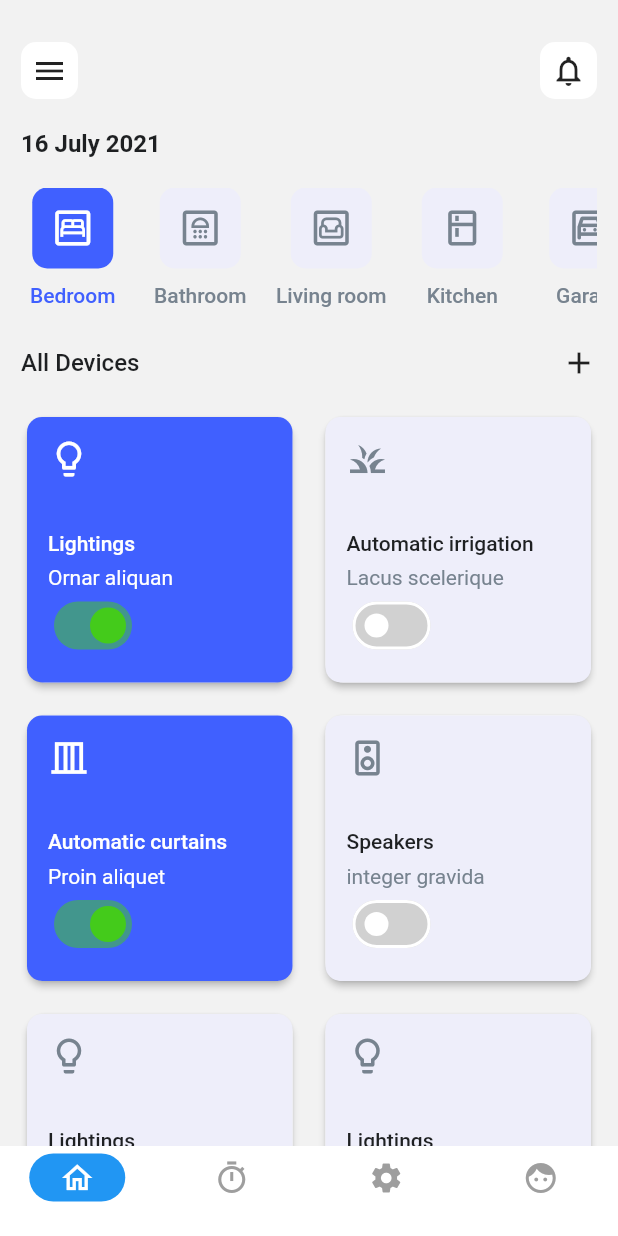
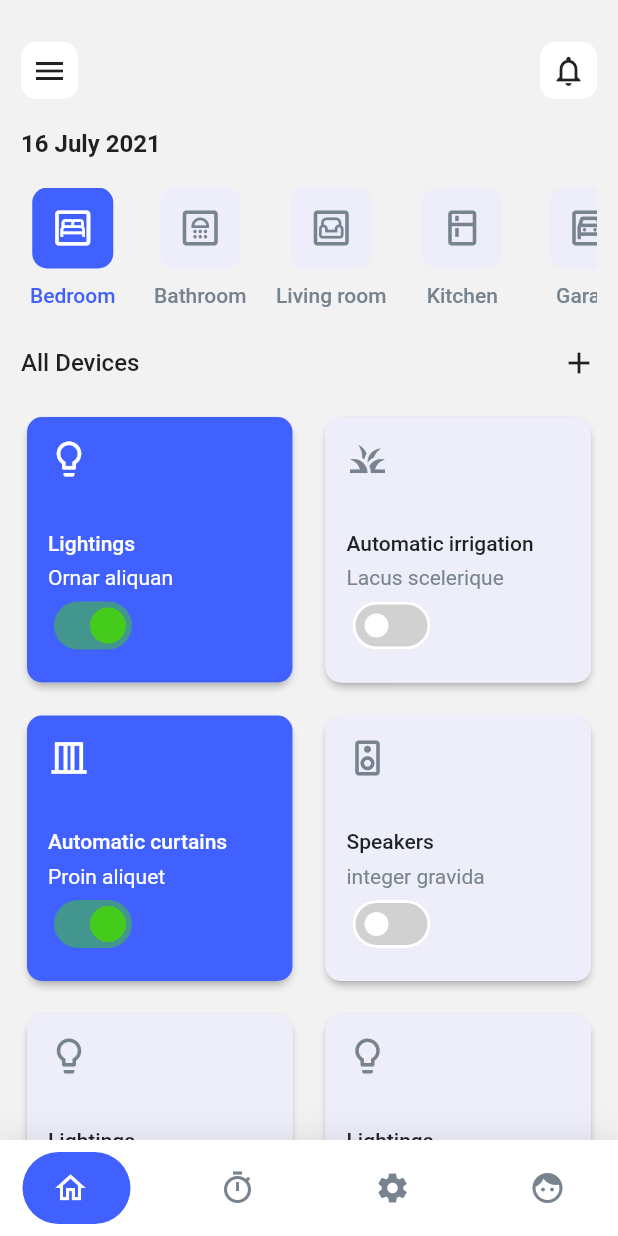
Before and after one commit to zam101/smart-home-app-only-ui, a Flutter app: the screen it shows after launch, on a phone screen of 412 x 824 dp. Run offline on Flutter 3.47's test engine with Material 2 defaults, Android fonts, the phone set to English and light mode, and no system bars; drawn by our look-alikes of google_nav_bar.

Commit message:
now i am using google nav bar package

```diff
--- a/lib/main.dart
+++ b/lib/main.dart
@@ -1,4 +1,5 @@
 import 'package:flutter/material.dart';
+import 'package:google_nav_bar/google_nav_bar.dart';
 import 'package:smarthome/constants.dart';
 import 'package:smarthome/pages/history_page.dart';
 import 'package:smarthome/pages/home_page.dart';
@@ -41,34 +42,56 @@ class _MainPageState extends State<MainPage> {
   Widget build(BuildContext context){
     return Scaffold(
       body:pages[selectedIndex],
-      bottomNavigationBar: NavigationBar(
+      bottomNavigationBar:Container(
+        decoration: BoxDecoration(
+          color: Colors.white,
+          boxShadow: [
+            BoxShadow(
+              blurRadius: 20,
+              color: Colors.black.withOpacity(.1),
+            )
+          ],
+        ),
+        child: SafeArea(
+          child: Padding(
+            padding: const EdgeInsets.symmetric(horizontal: 15.0, vertical: 8),
+            child: GNav(
+              rippleColor: Colors.grey[300]!,
+              hoverColor: Colors.grey[100]!,
+              gap: 8,
+              activeColor: Colors.white,
+              iconSize: 24,
+              padding: EdgeInsets.symmetric(horizontal: 20, vertical: 12),
+              duration: Duration(milliseconds: 400),
+              tabBackgroundColor: primaryColor,
+              color: secondaryTextColor,
+              tabs: [
+                GButton(
+                  icon:Icons.home_outlined ,
+                  //text: 'Home',
+                ),
+                GButton(
+                  icon: Icons.timer_outlined,
+                  //text: 'Likes',
+                ),
+                GButton(
+                  icon: Icons.settings,
+                  //text: 'Search',
+                ),
+                GButton(
+                  icon: Icons.face,
+                  //text: 'Profile',
+                ),
+              ],
               selectedIndex: selectedIndex,
-        onDestinationSelected: (index){
+              onTabChange: (index) {
                 setState(() {
                   selectedIndex = index;
                 });
               },
-        height:60,
-        backgroundColor: secondaryBgColor,
-        destinations: [
-          NavigationDestination(
-            icon: Icon(Icons.home_outlined,color:selectedIndex == 0? Colors.white :Colors.grey),
-            label: "",
             ),
-          NavigationDestination(
-            icon: Icon(Icons.timer_outlined,color:selectedIndex == 1? Colors.white :Colors.grey),
-            label: ""
           ),
-          NavigationDestination(
-            icon: Icon(Icons.settings,color:selectedIndex == 2? Colors.white :Colors.grey),
-            label: ""
         ),
-          NavigationDestination(
-            icon: Icon(Icons.face,color:selectedIndex == 3? Colors.white :Colors.grey),
-            label: ""
-          ),
-        ]
-
       ),
 
     );
--- a/pubspec.yaml
+++ b/pubspec.yaml
@@ -34,6 +34,7 @@ dependencies:
   # The following adds the Cupertino Icons font to your application.
   # Use with the CupertinoIcons class for iOS style icons.
   cupertino_icons: ^1.0.2
+  google_nav_bar: ^5.0.6
 
 dev_dependencies:
   flutter_test:
```
Also changed, not shown: pubspec.lock. Lines whose indentation alone changed are shown as unchanged.
